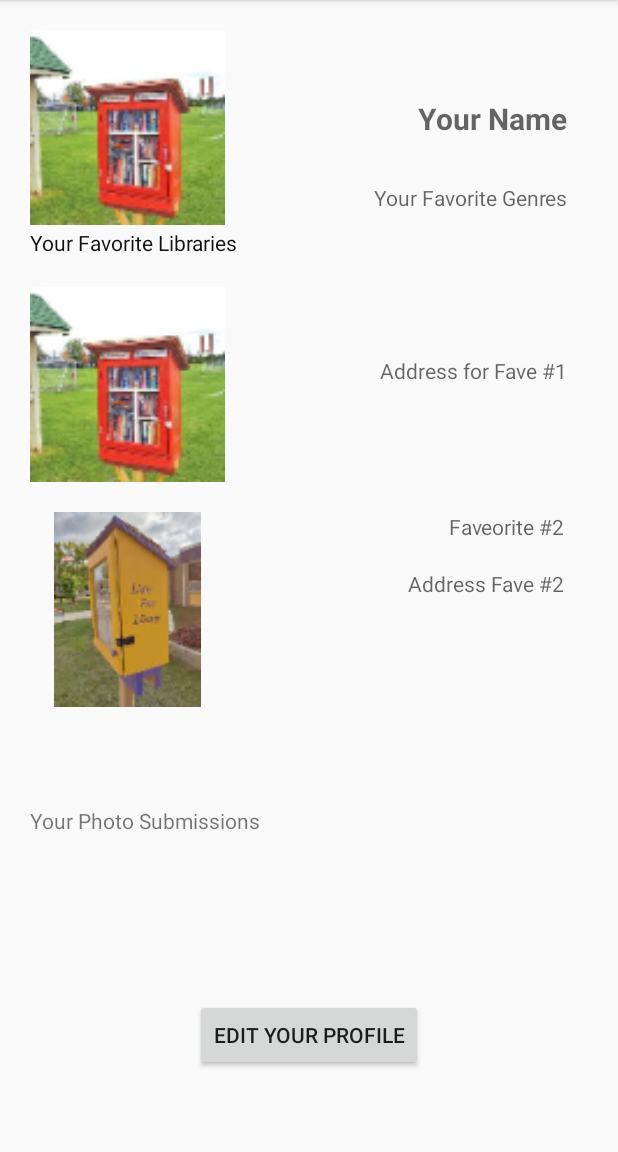
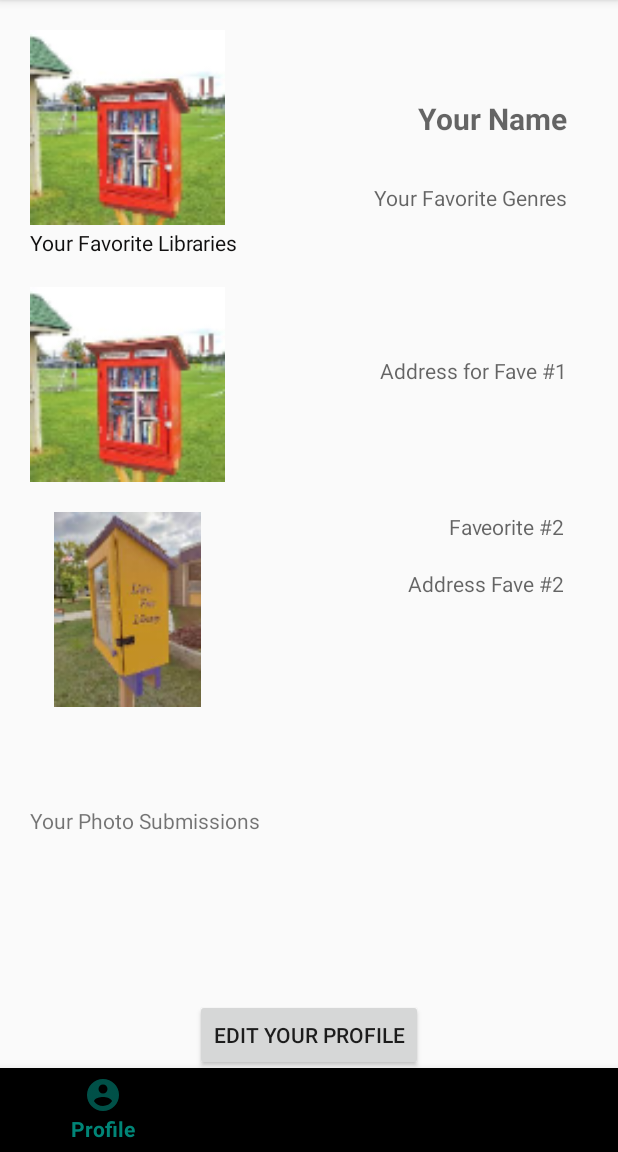
Before and after one commit to Corb3t/Little-Library-Android-Project, an Android app: the ProfileActivity screen opened directly, with no data from a screen before it, on a phone screen of 412 x 824 dp, the part 84-1236 px from its top. Run offline under Robolectric (Android 15) with nearby library versions, the phone set to English and light mode, and no system bars; our stand-ins replace Firebase (no records; nobody signed in at launch, a user with empty details on screens opened directly).

Commit message:
added edit profile back and bottom navigation in profile

```diff
--- a/app/src/main/java/com/example/littlelibraryproject/LibraryActivity.java
+++ b/app/src/main/java/com/example/littlelibraryproject/LibraryActivity.java
@@ -30,7 +30,6 @@ public class LibraryActivity extends AppCompatActivity implements BottomNavigati
     private BottomNavigationView mLibraryNav;
 
 
-
     ///onCreate starts here
     @Override
     protected void onCreate(Bundle savedInstanceState) {
@@ -52,7 +51,7 @@ public class LibraryActivity extends AppCompatActivity implements BottomNavigati
         mLibraryNav.setOnNavigationItemSelectedListener(this);
         mLibraryNav.getMenu().findItem(R.id.navLibrary).setChecked(true);
 
-        String name = getIntent().getStringExtra("Name");//Paul help
+        String name = getIntent().getStringExtra("Name"); //Paul help
         String welcome = getIntent().getStringExtra("WelcomeMessage");
 
         welcomeMessage.setText(welcome);
--- a/app/src/main/java/com/example/littlelibraryproject/MainActivity.java
+++ b/app/src/main/java/com/example/littlelibraryproject/MainActivity.java
@@ -46,7 +46,6 @@ public class MainActivity extends AppCompatActivity{
     private FirebaseAuth mAuth;
 
 
-
     @Override
     protected void onCreate(Bundle savedInstanceState) {
         super.onCreate(savedInstanceState);
@@ -57,7 +56,6 @@ public class MainActivity extends AppCompatActivity{
 
         Intent loginIntent = new Intent(MainActivity.this, LoginActivity.class);
         startActivity(loginIntent);
-
 
     }
 
--- a/app/src/main/java/com/example/littlelibraryproject/ProfileActivity.java
+++ b/app/src/main/java/com/example/littlelibraryproject/ProfileActivity.java
@@ -107,10 +107,10 @@ public class ProfileActivity extends AppCompatActivity implements View.OnClickLi
         textViewFavegenres = findViewById(R.id.textViewFavegenres);
         textViewusername = findViewById(R.id.textViewusername);
 
-        //mProfileNav = findViewById(R.id.profile_nav);
+        mProfileNav = findViewById(R.id.profile_nav);
 
-        //mProfileNav.setOnNavigationItemSelectedListener(this);
-        //mProfileNav.getMenu().findItem(R.id.navProfile).setChecked(true);
+        mProfileNav.setOnNavigationItemSelectedListener(this);
+        mProfileNav.getMenu().findItem(R.id.navProfile).setChecked(true);
 
         buttonEditProfile.setOnClickListener(this);
 
@@ -253,6 +253,13 @@ public class ProfileActivity extends AppCompatActivity implements View.OnClickLi
     @Override
     public void onClick(View view) {
 
+        if (view == buttonEditProfile) {
+
+            Intent editProfileIntent = new Intent(ProfileActivity.this, EditProfileActivity.class);
+            startActivity(editProfileIntent);
+
+        }
+
     }
 
 
--- a/app/src/main/res/layout/activity_profile.xml
+++ b/app/src/main/res/layout/activity_profile.xml
@@ -153,4 +153,12 @@
         app:layout_constraintStart_toEndOf="@+id/imageViewlibuno"
         app:layout_constraintTop_toBottomOf="@+id/textViewFirstfaveaddress" />
 
+    <com.google.android.material.bottomnavigation.BottomNavigationView
+        android:id="@+id/profile_nav"
+        android:layout_width="match_parent"
+        android:layout_height="56dp"
+        app:layout_constraintBottom_toBottomOf="parent"
+        app:layout_constraintStart_toStartOf="parent"
+        app:menu="@menu/navigation" />
+
 </androidx.constraintlayout.widget.ConstraintLayout>
```
